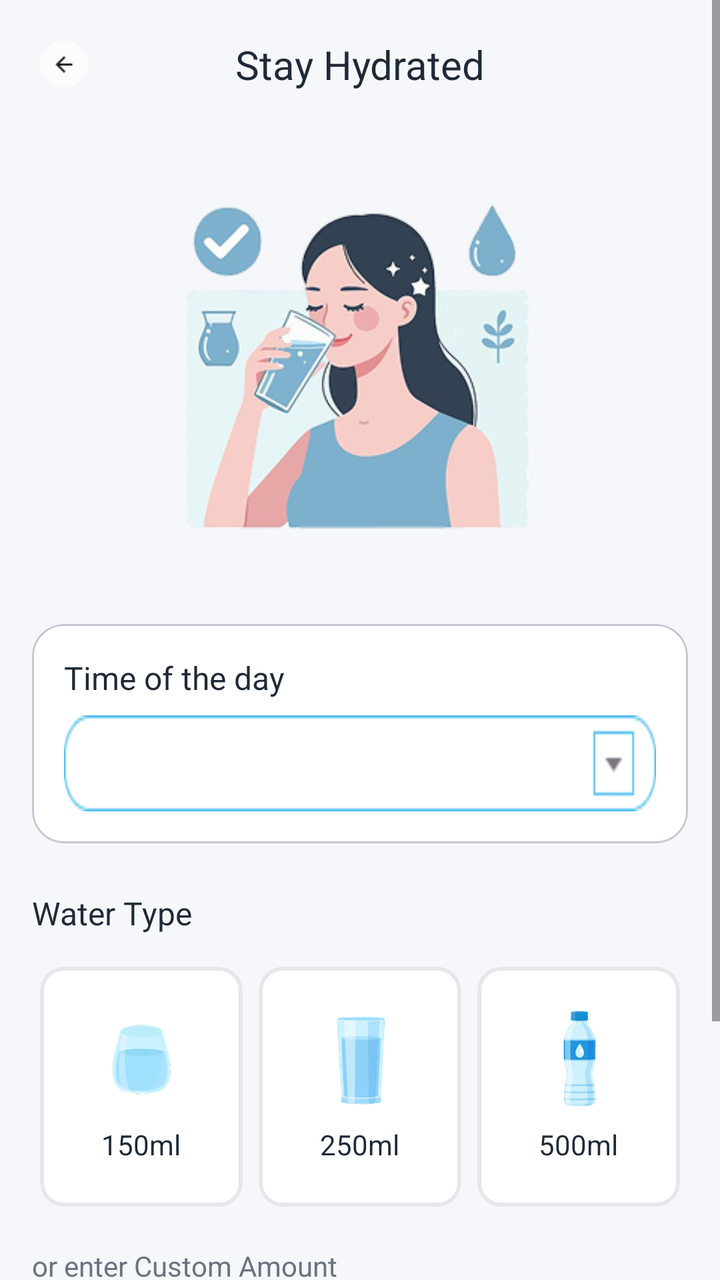
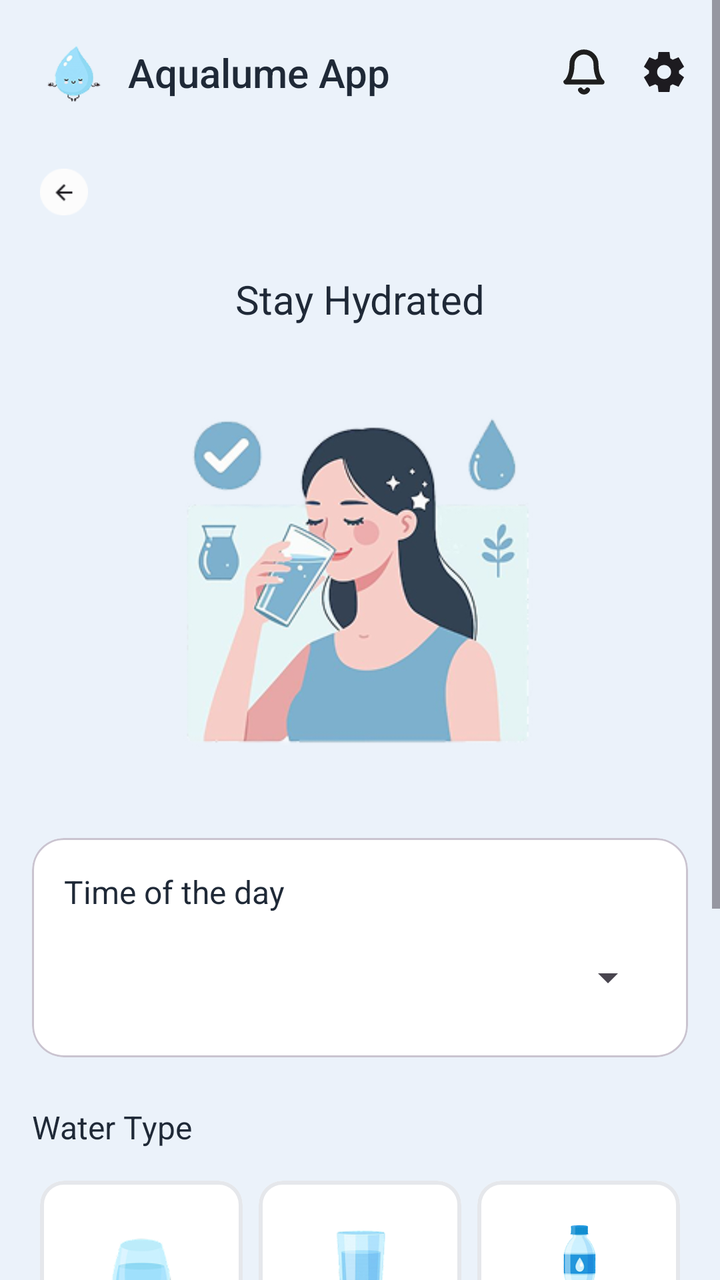

The first picture is an Android layout as it rendered before a commit; the second is the same layout after the commit. The layout source and the unified diff follow.
<!-- AndroidManifest.xml: application theme Theme.AqualumeApp -->
<!-- res/layout/fragment_stay_hydrated.xml -->
<?xml version="1.0" encoding="utf-8"?>
<ScrollView xmlns:android="http://schemas.android.com/apk/res/android"
    xmlns:app="http://schemas.android.com/apk/res-auto"
    android:layout_width="match_parent"
    android:layout_height="match_parent"
    android:background="@color/background"
    android:fillViewport="true">

    <androidx.constraintlayout.widget.ConstraintLayout
        android:layout_width="match_parent"
        android:layout_height="wrap_content"
        android:padding="16dp">

        
        <ImageView
            android:id="@+id/iv_back"
            android:layout_width="32dp"
            android:layout_height="32dp"
            android:src="@drawable/ic_back"
            android:padding="4dp"
            android:contentDescription="Back"
            app:layout_constraintStart_toStartOf="parent"
            app:layout_constraintTop_toTopOf="parent" />

        <TextView
            android:id="@+id/tv_title"
            android:layout_width="wrap_content"
            android:layout_height="wrap_content"
            android:fontFamily="sans-serif"
            android:text="Stay Hydrated"
            android:textColor="@color/primary_text"
            android:textSize="20sp"
            app:layout_constraintBottom_toBottomOf="@id/iv_back"
            app:layout_constraintEnd_toEndOf="parent"
            app:layout_constraintStart_toStartOf="parent"
            app:layout_constraintTop_toTopOf="@id/iv_back" />

        
        <ImageView
            android:id="@+id/iv_hydration"
            android:layout_width="200dp"
            android:layout_height="200dp"
            android:layout_marginTop="32dp"
            android:contentDescription="@string/stay_hydrateddd"
            android:src="@drawable/img_stay_hydrated"
            app:layout_constraintEnd_toEndOf="parent"
            app:layout_constraintStart_toStartOf="parent"
            app:layout_constraintTop_toBottomOf="@id/iv_back" />

        
        <com.google.android.material.card.MaterialCardView
            android:id="@+id/card_time"
            android:layout_width="0dp"
            android:layout_height="wrap_content"
            android:layout_marginTop="32dp"
            app:cardCornerRadius="16dp"
            app:cardElevation="0dp"
            app:cardBackgroundColor="@color/white"
            app:layout_constraintEnd_toEndOf="parent"
            app:layout_constraintStart_toStartOf="parent"
            app:layout_constraintTop_toBottomOf="@id/iv_hydration">

            <LinearLayout
                android:layout_width="match_parent"
                android:layout_height="wrap_content"
                android:orientation="vertical"
                android:padding="16dp">

                <TextView
                    android:layout_width="wrap_content"
                    android:layout_height="wrap_content"
                    android:fontFamily="sans-serif"
                    android:text="@string/time_of_the_dayy"
                    android:textColor="@color/primary_text"
                    android:textSize="16sp" />

                <Spinner
                    android:id="@+id/spinner_time_of_day"
                    android:layout_width="match_parent"
                    android:layout_height="48dp"
                    android:layout_marginTop="8dp"
                    android:background="@drawable/spinner_background"
                    android:padding="12dp" />

            </LinearLayout>

        </com.google.android.material.card.MaterialCardView>

        
        <TextView
            android:id="@+id/tv_water_type"
            android:layout_width="wrap_content"
            android:layout_height="wrap_content"
            android:layout_marginTop="24dp"
            android:fontFamily="sans-serif"
            android:text="@string/water_type"
            android:textColor="@color/primary_text"
            android:textSize="16sp"
            app:layout_constraintStart_toStartOf="parent"
            app:layout_constraintTop_toBottomOf="@id/card_time" />

        <LinearLayout
            android:id="@+id/water_types_container"
            android:layout_width="0dp"
            android:layout_height="wrap_content"
            android:orientation="horizontal"
            android:layout_marginTop="12dp"
            android:gravity="center"
            app:layout_constraintEnd_toEndOf="parent"
            app:layout_constraintStart_toStartOf="parent"
            app:layout_constraintTop_toBottomOf="@id/tv_water_type">

            <com.google.android.material.card.MaterialCardView
                android:id="@+id/card_150ml"
                android:layout_width="0dp"
                android:layout_height="120dp"
                android:layout_weight="1"
                android:layout_margin="4dp"
                app:cardCornerRadius="12dp"
                app:cardElevation="0dp"
                app:strokeWidth="2dp"
                app:strokeColor="@color/card_stroke"
                app:cardBackgroundColor="@color/white">

                <LinearLayout
                    android:layout_width="match_parent"
                    android:layout_height="match_parent"
                    android:orientation="vertical"
                    android:gravity="center"
                    android:padding="12dp">

                    <ImageView
                        android:layout_width="50dp"
                        android:layout_height="50dp"
                        android:contentDescription="150ml"
                        android:src="@drawable/img_glass_150" />

                    <TextView
                        android:layout_width="wrap_content"
                        android:layout_height="wrap_content"
                        android:text="@string/_150ml"
                        android:textSize="14sp"
                        android:textColor="@color/primary_text"
                        android:layout_marginTop="8dp" />

                </LinearLayout>

            </com.google.android.material.card.MaterialCardView>

            <com.google.android.material.card.MaterialCardView
                android:id="@+id/card_250ml"
                android:layout_width="0dp"
                android:layout_height="120dp"
                android:layout_weight="1"
                android:layout_margin="4dp"
                app:cardCornerRadius="12dp"
                app:cardElevation="0dp"
                app:strokeWidth="2dp"
                app:strokeColor="@color/card_stroke"
                app:cardBackgroundColor="@color/white">

                <LinearLayout
                    android:layout_width="match_parent"
                    android:layout_height="match_parent"
                    android:orientation="vertical"
                    android:gravity="center"
                    android:padding="12dp">

                    <ImageView
                        android:layout_width="50dp"
                        android:layout_height="50dp"
                        android:contentDescription="250ml"
                        android:src="@drawable/img_glass_250" />

                    <TextView
                        android:layout_width="wrap_content"
                        android:layout_height="wrap_content"
                        android:text="@string/_250mll"
                        android:textSize="14sp"
                        android:textColor="@color/primary_text"
                        android:layout_marginTop="8dp" />

                </LinearLayout>

            </com.google.android.material.card.MaterialCardView>

            <com.google.android.material.card.MaterialCardView
                android:id="@+id/card_500ml"
                android:layout_width="0dp"
                android:layout_height="120dp"
                android:layout_weight="1"
                android:layout_margin="4dp"
                app:cardCornerRadius="12dp"
                app:cardElevation="0dp"
                app:strokeWidth="2dp"
                app:strokeColor="@color/card_stroke"
                app:cardBackgroundColor="@color/white">

                <LinearLayout
                    android:layout_width="match_parent"
                    android:layout_height="match_parent"
                    android:orientation="vertical"
                    android:gravity="center"
                    android:padding="12dp">

                    <ImageView
                        android:layout_width="50dp"
                        android:layout_height="50dp"
                        android:contentDescription="500ml"
                        android:src="@drawable/img_bottle_500" />

                    <TextView
                        android:layout_width="wrap_content"
                        android:layout_height="wrap_content"
                        android:text="@string/_500ml"
                        android:textSize="14sp"
                        android:textColor="@color/primary_text"
                        android:layout_marginTop="8dp" />

                </LinearLayout>

            </com.google.android.material.card.MaterialCardView>

        </LinearLayout>

        
        <TextView
            android:id="@+id/tv_custom"
            android:layout_width="wrap_content"
            android:layout_height="wrap_content"
            android:text="@string/or_enter_custom_amount"
            android:textSize="14sp"
            android:textColor="@color/secondary_text"
            android:layout_marginTop="16dp"
            app:layout_constraintStart_toStartOf="parent"
            app:layout_constraintTop_toBottomOf="@id/water_types_container" />

        <com.google.android.material.card.MaterialCardView
            android:id="@+id/card_custom"
            android:layout_width="0dp"
            android:layout_height="wrap_content"
            android:layout_marginTop="8dp"
            app:cardCornerRadius="12dp"
            app:cardElevation="0dp"
            app:cardBackgroundColor="@color/white"
            app:layout_constraintEnd_toEndOf="parent"
            app:layout_constraintStart_toStartOf="parent"
            app:layout_constraintTop_toBottomOf="@id/tv_custom">

            <LinearLayout
                android:layout_width="match_parent"
                android:layout_height="wrap_content"
                android:gravity="center_vertical"
                android:orientation="horizontal"
                android:paddingStart="15dp">

                <EditText
                    android:id="@+id/et_custom_amount"
                    android:layout_width="match_parent"
                    android:layout_height="48dp"
                    android:layout_weight="1"
                    android:background="@null"
                    android:hint="@string/_200ml"
                    android:inputType="number"
                    android:textColor="@color/primary_text"
                    android:textSize="16sp" />

            </LinearLayout>

        </com.google.android.material.card.MaterialCardView>

        
        <Button
            android:id="@+id/btn_add_water"
            android:layout_width="0dp"
            android:layout_height="56dp"
            android:layout_marginTop="32dp"
            android:background="@drawable/button_primary"
            android:fontFamily="sans-serif"
            android:text="@string/add_water"
            android:textColor="@color/background"
            android:textColorLink="@color/button_primary"
            android:textSize="16sp"
            app:icon="@drawable/ic_add"
            app:layout_constraintEnd_toEndOf="parent"
            app:layout_constraintStart_toStartOf="parent"
            app:layout_constraintTop_toBottomOf="@id/card_custom" />

    </androidx.constraintlayout.widget.ConstraintLayout>

</ScrollView>
<!-- resources referenced by this layout -->
<resources>
  <color name="background">#F5F7FA</color>
  <color name="button_primary">#60D5FA</color>
  <color name="card_stroke">#E5E7EB</color>
  <color name="primary_text">#1F2937</color>
  <color name="secondary_text">#6B7280</color>
  <color name="white">#FFFFFFFF</color>
  <!-- drawable button_primary: png bitmap (drawable, 680 bytes) -->
  <!-- drawable ic_add (drawable) -->
  <vector xmlns:android="http://schemas.android.com/apk/res/android"
      android:width="48dp"
      android:height="48dp"
      android:viewportWidth="48"
      android:viewportHeight="48">
    <path
        android:pathData="M24,10V38M10,24H38"
        android:strokeLineJoin="round"
        android:strokeWidth="4"
        android:fillColor="#00000000"
        android:strokeColor="#000000"
        android:strokeLineCap="round"/>
  </vector>
  <!-- drawable ic_back: png bitmap (drawable, 941 bytes) -->
  <!-- drawable img_glass_250: png bitmap (drawable, 8262 bytes) -->
  <!-- drawable spinner_background: png bitmap (drawable, 1124 bytes) -->
  <string name="_150ml">150ml</string>
  <string name="_200ml">200ml</string>
  <string name="_250mll">250ml</string>
  <string name="_500ml">500ml</string>
  <string name="add_water">Add Water</string>
  <string name="or_enter_custom_amount">or enter Custom Amount</string>
  <string name="stay_hydrateddd">Stay Hydrated</string>
  <string name="time_of_the_dayy">Time of the day</string>
  <string name="water_type">Water Type</string>
  <style name="Theme.AqualumeApp" parent="Base.Theme.AqualumeApp" />
  <style name="Base.Theme.AqualumeApp" parent="Theme.Material3.DayNight.NoActionBar">
          
          
      </style>
  <!-- unchanged entries left out for length: 3 -->
</resources>

<!-- the commit's change to res/layout/fragment_stay_hydrated.xml (unified diff, before → after) -->
@@ -13,39 +13,84 @@
 
         
         <ImageView
+            android:id="@+id/iv_logo"
+            android:layout_width="40dp"
+            android:layout_height="40dp"
+            android:src="@drawable/logo"
+            android:contentDescription="@string/app_name"
+            app:layout_constraintStart_toStartOf="parent"
+            app:layout_constraintTop_toTopOf="parent" />
+
+        <TextView
+            android:id="@+id/tv_app_name"
+            android:layout_width="wrap_content"
+            android:layout_height="wrap_content"
+            android:text="@string/app_name"
+            android:textSize="20sp"
+            android:textColor="@color/primary_text"
+            android:fontFamily="sans-serif-medium"
+            android:layout_marginStart="8dp"
+            app:layout_constraintBottom_toBottomOf="@id/iv_logo"
+            app:layout_constraintStart_toEndOf="@id/iv_logo"
+            app:layout_constraintTop_toTopOf="@id/iv_logo" />
+
+        <ImageView
+            android:id="@+id/iv_notification"
+            android:layout_width="24dp"
+            android:layout_height="24dp"
+            android:layout_marginEnd="16dp"
+            android:contentDescription="@string/notifications"
+            android:src="@drawable/ic_notification"
+            app:layout_constraintBottom_toBottomOf="@id/iv_logo"
+            app:layout_constraintEnd_toStartOf="@id/iv_settings"
+            app:layout_constraintTop_toTopOf="@id/iv_logo" />
+
+        <ImageView
+            android:id="@+id/iv_settings"
+            android:layout_width="24dp"
+            android:layout_height="24dp"
+            android:contentDescription="@string/settings"
+            android:src="@drawable/ic_settings"
+            app:layout_constraintBottom_toBottomOf="@id/iv_logo"
+            app:layout_constraintEnd_toEndOf="parent"
+            app:layout_constraintTop_toTopOf="@id/iv_logo" />
+
+        <ImageView
             android:id="@+id/iv_back"
             android:layout_width="32dp"
             android:layout_height="32dp"
+            android:layout_marginTop="24dp"
+            android:contentDescription="@string/back4"
+            android:padding="4dp"
             android:src="@drawable/ic_back"
-            android:padding="4dp"
-            android:contentDescription="Back"
-            app:layout_constraintStart_toStartOf="parent"
-            app:layout_constraintTop_toTopOf="parent" />
+            app:layout_constraintStart_toStartOf="parent"
+            app:layout_constraintTop_toBottomOf="@id/iv_logo"
+            app:layout_constraintWidth_percent="0.48" />
 
         <TextView
             android:id="@+id/tv_title"
             android:layout_width="wrap_content"
             android:layout_height="wrap_content"
+            android:layout_marginTop="24dp"
             android:fontFamily="sans-serif"
-            android:text="Stay Hydrated"
+            android:text="@string/stay_hydratedd"
             android:textColor="@color/primary_text"
             android:textSize="20sp"
-            app:layout_constraintBottom_toBottomOf="@id/iv_back"
-            app:layout_constraintEnd_toEndOf="parent"
-            app:layout_constraintStart_toStartOf="parent"
-            app:layout_constraintTop_toTopOf="@id/iv_back" />
+            app:layout_constraintEnd_toEndOf="parent"
+            app:layout_constraintStart_toStartOf="parent"
+            app:layout_constraintTop_toBottomOf="@+id/iv_back" />
 
         
         <ImageView
             android:id="@+id/iv_hydration"
             android:layout_width="200dp"
             android:layout_height="200dp"
-            android:layout_marginTop="32dp"
+            android:layout_marginTop="24dp"
             android:contentDescription="@string/stay_hydrateddd"
             android:src="@drawable/img_stay_hydrated"
             app:layout_constraintEnd_toEndOf="parent"
             app:layout_constraintStart_toStartOf="parent"
-            app:layout_constraintTop_toBottomOf="@id/iv_back" />
+            app:layout_constraintTop_toBottomOf="@id/tv_title" />
 
         
         <com.google.android.material.card.MaterialCardView
@@ -79,7 +124,7 @@
                     android:layout_width="match_parent"
                     android:layout_height="48dp"
                     android:layout_marginTop="8dp"
-                    android:background="@drawable/spinner_background"
+                    android:StrokColor="@color/black"
                     android:padding="12dp" />
 
             </LinearLayout>
@@ -132,7 +177,7 @@
                     <ImageView
                         android:layout_width="50dp"
                         android:layout_height="50dp"
-                        android:contentDescription="150ml"
+                        android:contentDescription="@string/W150ml"
                         android:src="@drawable/img_glass_150" />
 
                     <TextView
@@ -169,7 +214,7 @@
                     <ImageView
                         android:layout_width="50dp"
                         android:layout_height="50dp"
-                        android:contentDescription="250ml"
+                        android:contentDescription="@string/W_250ml"
                         android:src="@drawable/img_glass_250" />
 
                     <TextView
@@ -206,7 +251,7 @@
                     <ImageView
                         android:layout_width="50dp"
                         android:layout_height="50dp"
-                        android:contentDescription="500ml"
+                        android:contentDescription="@string/w_500ml"
                         android:src="@drawable/img_bottle_500" />
 
                     <TextView
@@ -273,12 +318,13 @@
         <Button
             android:id="@+id/btn_add_water"
             android:layout_width="0dp"
-            android:layout_height="56dp"
+            android:layout_height="wrap_content"
             android:layout_marginTop="32dp"
-            android:background="@drawable/button_primary"
+
+            android:backgroundTint="@color/button_primary"
             android:fontFamily="sans-serif"
             android:text="@string/add_water"
-            android:textColor="@color/background"
+            android:textColor="@color/black"
             android:textColorLink="@color/button_primary"
             android:textSize="16sp"
             app:icon="@drawable/ic_add"
@@ -286,6 +332,7 @@
             app:layout_constraintStart_toStartOf="parent"
             app:layout_constraintTop_toBottomOf="@id/card_custom" />
 
+
     </androidx.constraintlayout.widget.ConstraintLayout>
 
 </ScrollView>
<!-- resource entries referenced after the edit -->
@@ -1,12 +1,12 @@
 <!-- resources referenced by this layout -->
 <resources>
-  <color name="background">#F5F7FA</color>
+  <color name="background">#EBF2FA</color>
+  <color name="black">#FF000000</color>
   <color name="button_primary">#60D5FA</color>
   <color name="card_stroke">#E5E7EB</color>
   <color name="primary_text">#1F2937</color>
   <color name="secondary_text">#6B7280</color>
   <color name="white">#FFFFFFFF</color>
-  <!-- drawable button_primary: png bitmap (drawable, 680 bytes) -->
   <!-- drawable ic_add (drawable) -->
   <vector xmlns:android="http://schemas.android.com/apk/res/android"
       android:width="48dp"
@@ -22,16 +22,48 @@
         android:strokeLineCap="round"/>
   </vector>
   <!-- drawable ic_back: png bitmap (drawable, 941 bytes) -->
+  <!-- drawable ic_notification (drawable) -->
+  <vector xmlns:android="http://schemas.android.com/apk/res/android"
+      android:width="24dp"
+      android:height="24dp"
+      android:viewportWidth="24"
+      android:viewportHeight="24">
+    <path
+        android:pathData="M13.73,21C13.554,21.303 13.302,21.555 12.998,21.729C12.695,21.904 12.35,21.997 12,21.997C11.65,21.997 11.305,21.904 11.002,21.729C10.698,21.555 10.446,21.303 10.27,21M18,8C18,6.409 17.368,4.883 16.243,3.757C15.117,2.632 13.591,2 12,2C10.409,2 8.883,2.632 7.757,3.757C6.632,4.883 6,6.409 6,8C6,15 3,17 3,17H21C21,17 18,15 18,8Z"
+        android:strokeLineJoin="round"
+        android:strokeWidth="2.5"
+        android:fillColor="#00000000"
+        android:strokeColor="#1E1E1E"
+        android:strokeLineCap="round"/>
+  </vector>
+  <!-- drawable ic_settings (drawable) -->
+  <vector xmlns:android="http://schemas.android.com/apk/res/android"
+      android:width="24dp"
+      android:height="24dp"
+      android:viewportWidth="24"
+      android:viewportHeight="24">
+    <path
+        android:pathData="M9.25,22L8.85,18.8C8.634,18.717 8.429,18.617 8.238,18.5C8.046,18.383 7.859,18.258 7.675,18.125L4.7,19.375L1.95,14.625L4.525,12.675C4.509,12.558 4.5,12.446 4.5,12.337V11.663C4.5,11.554 4.509,11.442 4.525,11.325L1.95,9.375L4.7,4.625L7.675,5.875C7.859,5.742 8.05,5.617 8.25,5.5C8.45,5.383 8.65,5.283 8.85,5.2L9.25,2H14.75L15.15,5.2C15.367,5.283 15.571,5.383 15.763,5.5C15.954,5.617 16.142,5.742 16.325,5.875L19.3,4.625L22.05,9.375L19.475,11.325C19.492,11.442 19.5,11.554 19.5,11.663V12.337C19.5,12.446 19.483,12.558 19.45,12.675L22.025,14.625L19.275,19.375L16.325,18.125C16.142,18.258 15.95,18.383 15.75,18.5C15.55,18.617 15.35,18.717 15.15,18.8L14.75,22H9.25ZM12.05,15.5C13.017,15.5 13.842,15.158 14.525,14.475C15.208,13.792 15.55,12.967 15.55,12C15.55,11.033 15.208,10.208 14.525,9.525C13.842,8.842 13.017,8.5 12.05,8.5C11.067,8.5 10.238,8.842 9.563,9.525C8.888,10.208 8.55,11.033 8.55,12C8.55,12.967 8.888,13.792 9.563,14.475C10.238,15.158 11.067,15.5 12.05,15.5Z"
+        android:fillColor="#1D1B20"/>
+  </vector>
   <!-- drawable img_glass_250: png bitmap (drawable, 8262 bytes) -->
-  <!-- drawable spinner_background: png bitmap (drawable, 1124 bytes) -->
+  <!-- drawable logo: png bitmap (drawable, 4577 bytes) -->
+  <string name="W150ml">150ml</string>
+  <string name="W_250ml">250ml</string>
   <string name="_150ml">150ml</string>
   <string name="_200ml">200ml</string>
   <string name="_250mll">250ml</string>
   <string name="_500ml">500ml</string>
   <string name="add_water">Add Water</string>
+  <string name="app_name">Aqualume App</string>
+  <string name="back4">Back</string>
+  <string name="notifications">Notifications</string>
   <string name="or_enter_custom_amount">or enter Custom Amount</string>
+  <string name="settings">Settings</string>
+  <string name="stay_hydratedd">Stay Hydrated</string>
   <string name="stay_hydrateddd">Stay Hydrated</string>
   <string name="time_of_the_dayy">Time of the day</string>
+  <string name="w_500ml">500ml</string>
   <string name="water_type">Water Type</string>
   <style name="Theme.AqualumeApp" parent="Base.Theme.AqualumeApp" />
   <style name="Base.Theme.AqualumeApp" parent="Theme.Material3.DayNight.NoActionBar">
